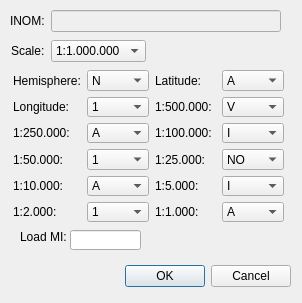
dsgoficial/DsgTools, file LayerTools/ui_create_inom_dialog_base.ui: the form before one commit.
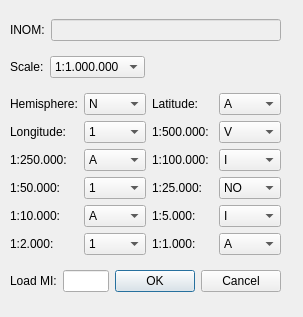
The form after the commit.

```diff
--- a/LayerTools/ui_create_inom_dialog_base.ui
+++ b/LayerTools/ui_create_inom_dialog_base.ui
@@ -6,61 +6,24 @@
    <rect>
     <x>0</x>
     <y>0</y>
-    <width>302</width>
-    <height>303</height>
+    <width>303</width>
+    <height>317</height>
    </rect>
   </property>
   <property name="windowTitle">
    <string>Dialog</string>
   </property>
-  <widget class="QDialogButtonBox" name="buttonBox">
-   <property name="geometry">
-    <rect>
-     <x>120</x>
-     <y>260</y>
-     <width>171</width>
-     <height>32</height>
-    </rect>
-   </property>
-   <property name="orientation">
-    <enum>Qt::Horizontal</enum>
-   </property>
-   <property name="standardButtons">
-    <set>QDialogButtonBox::Cancel|QDialogButtonBox::Ok</set>
-   </property>
-  </widget>
-  <widget class="QLabel" name="label">
-   <property name="geometry">
-    <rect>
-     <x>20</x>
-     <y>230</y>
-     <width>46</width>
-     <height>13</height>
-    </rect>
-   </property>
-   <property name="text">
-    <string>Load MI:</string>
-   </property>
-  </widget>
-  <widget class="QLineEdit" name="loadMILineEdit">
-   <property name="geometry">
-    <rect>
-     <x>70</x>
-     <y>230</y>
-     <width>71</width>
-     <height>20</height>
-    </rect>
-   </property>
-  </widget>
-  <widget class="QWidget" name="layoutWidget">
+  <widget class="QWidget" name="">
    <property name="geometry">
     <rect>
      <x>10</x>
      <y>10</y>
      <width>271</width>
-     <height>22</height>
+     <height>291</height>
     </rect>
    </property>
+   <layout class="QVBoxLayout" name="verticalLayout">
+    <item>
    <layout class="QHBoxLayout" name="horizontalLayout">
     <item>
      <widget class="QLabel" name="label_14">
@@ -77,16 +40,8 @@
      </widget>
     </item>
    </layout>
-  </widget>
-  <widget class="QWidget" name="layoutWidget">
-   <property name="geometry">
-    <rect>
-     <x>11</x>
-     <y>40</y>
-     <width>271</width>
-     <height>22</height>
-    </rect>
-   </property>
+    </item>
+    <item>
    <layout class="QHBoxLayout" name="horizontalLayout_3">
     <item>
      <widget class="QLabel" name="label_15">
@@ -163,16 +118,8 @@
      </spacer>
     </item>
    </layout>
-  </widget>
-  <widget class="QWidget" name="layoutWidget">
-   <property name="geometry">
-    <rect>
-     <x>13</x>
-     <y>70</y>
-     <width>271</width>
-     <height>152</height>
-    </rect>
-   </property>
+    </item>
+    <item>
    <layout class="QGridLayout" name="gridLayout">
     <item row="0" column="0">
      <widget class="QLabel" name="label_2">
@@ -940,6 +887,36 @@
        </property>
       </item>
      </widget>
+      </item>
+     </layout>
+    </item>
+    <item>
+     <layout class="QHBoxLayout" name="horizontalLayout_4">
+      <item>
+       <layout class="QHBoxLayout" name="horizontalLayout_2">
+        <item>
+         <widget class="QLabel" name="label">
+          <property name="text">
+           <string>Load MI:</string>
+          </property>
+         </widget>
+        </item>
+        <item>
+         <widget class="QLineEdit" name="loadMILineEdit"/>
+        </item>
+       </layout>
+      </item>
+      <item>
+       <widget class="QDialogButtonBox" name="buttonBox">
+        <property name="orientation">
+         <enum>Qt::Horizontal</enum>
+        </property>
+        <property name="standardButtons">
+         <set>QDialogButtonBox::Cancel|QDialogButtonBox::Ok</set>
+        </property>
+       </widget>
+      </item>
+     </layout>
     </item>
    </layout>
   </widget>
```
Lines whose indentation alone changed are shown as unchanged.
